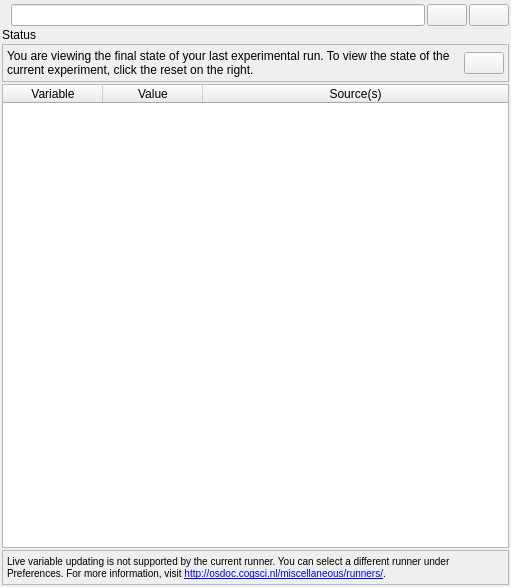
First picture: the form in extensions/variable_inspector/variable_inspector.ui, repository open-cogsci/OpenSesame, before the edit.
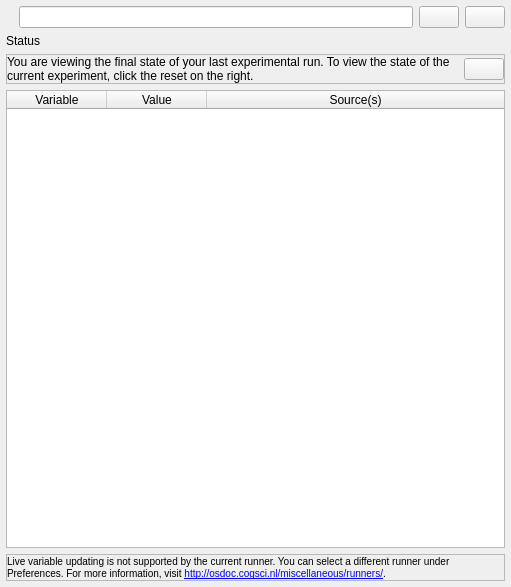
Second picture: the form after the edit. Icons and pictures are not drawn.

```diff
--- a/extensions/variable_inspector/variable_inspector.ui
+++ b/extensions/variable_inspector/variable_inspector.ui
@@ -15,25 +15,16 @@
   </property>
   <layout class="QVBoxLayout" name="verticalLayout">
    <property name="spacing">
-    <number>2</number>
+    <number>6</number>
    </property>
-   <property name="leftMargin">
-    <number>2</number>
-   </property>
-   <property name="topMargin">
-    <number>4</number>
-   </property>
-   <property name="rightMargin">
-    <number>2</number>
-   </property>
-   <property name="bottomMargin">
-    <number>2</number>
+   <property name="margin">
+    <number>6</number>
    </property>
    <item>
     <widget class="QWidget" name="widget" native="true">
      <layout class="QHBoxLayout" name="horizontalLayout_2">
       <property name="spacing">
-       <number>2</number>
+       <number>6</number>
       </property>
       <property name="margin">
        <number>0</number>
@@ -124,10 +115,10 @@
      </property>
      <layout class="QHBoxLayout" name="horizontalLayout">
       <property name="spacing">
-       <number>4</number>
+       <number>6</number>
       </property>
       <property name="margin">
-       <number>4</number>
+       <number>0</number>
       </property>
       <item>
        <widget class="QLabel" name="label">
@@ -217,7 +208,7 @@
      </property>
      <layout class="QVBoxLayout" name="verticalLayout_2">
       <property name="margin">
-       <number>4</number>
+       <number>0</number>
       </property>
       <item>
        <widget class="QLabel" name="label_no_heartbeat">
```
